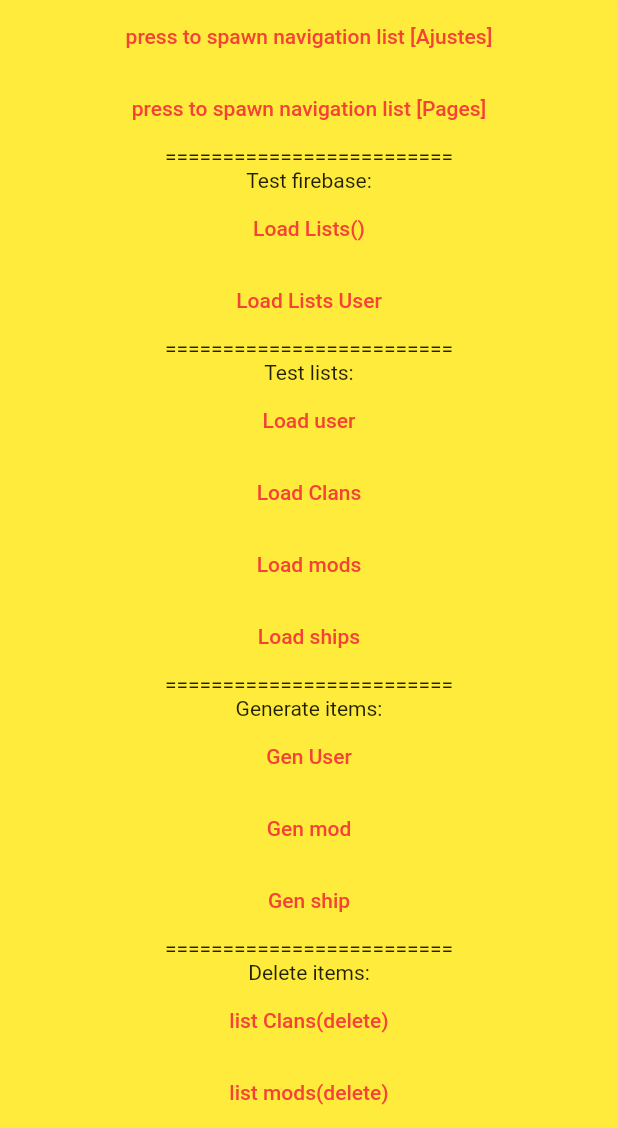
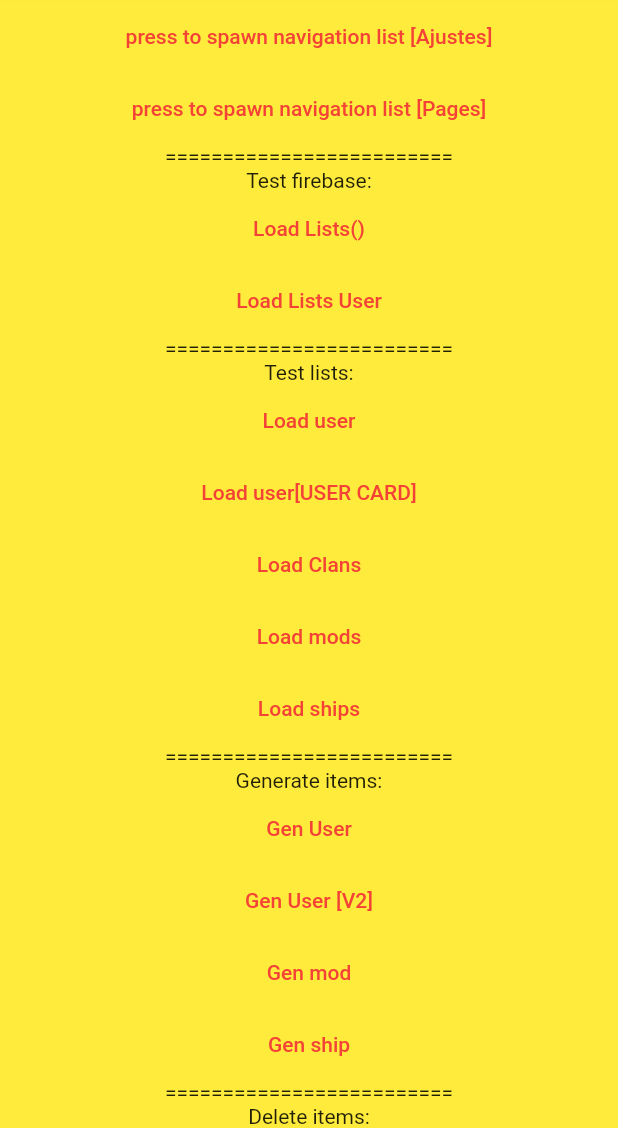
Before and after one commit to PolGarciaBlanch/star_fighter, a Flutter app: the screen it shows after launch, after a tap on "Gen User", on a phone screen of 412 x 824 dp, the part 108-1236 px from its top. Run offline on Flutter 3.47's test engine with Material 2 defaults, Android fonts, the phone set to English and light mode, and no system bars; our stand-ins replace firebase_auth, firebase_core, firebase_database, flutter_compass, image_picker and 1 more; missing offline and left inert: cloudinary_sdk, dart:ffi, flutter_osm_plugin, mobile_scanner; accounts and stored records are empty; network calls fail.

```diff
--- a/lib/Pantallas/pant_developer_test.dart
+++ b/lib/Pantallas/pant_developer_test.dart
@@ -1,3 +1,5 @@
+import 'dart:math';
+
 import 'package:firebase_core/firebase_core.dart';
 import 'package:flutter/cupertino.dart';
 import 'package:flutter/material.dart';
@@ -28,9 +30,10 @@ class PantDev extends StatefulWidget {
 }
 
 class _PantDevState extends State<PantDev> {
-  DialogLists dList = new DialogLists();
-  CardBuilder cBuilder = new CardBuilder();
-  ImagePickerLib imgLib = new ImagePickerLib();
+  int i = 90000100;
+  DialogLists dList = DialogLists();
+  CardBuilder cBuilder = CardBuilder();
+  ImagePickerLib imgLib = ImagePickerLib();
   List<NavOpt> navOpt = listNavOpt;
   List<NavOpt> item = [];
 
@@ -98,6 +101,13 @@ class _PantDevState extends State<PantDev> {
                     child: Text("Load user")),
                 TextButton(
                     onPressed: () {
+                      dList.GenerateGenericList(context, fd.listUser,
+                          fd.listUser, dList.test, cBuilder.UserCard);
+                      print("lol");
+                    },
+                    child: Text("Load user[USER CARD]")),
+                TextButton(
+                    onPressed: () {
                       dList.GenerateGenericList(context, fd.listClan,
                           fd.listClan, dList.test, cBuilder.TextCard);
                       print("lol");
@@ -127,6 +137,15 @@ class _PantDevState extends State<PantDev> {
                       fd.NewObjWithKey(a, "users/", "fffffff");
                     },
                     child: Text("Gen User")),
+                TextButton(
+                    onPressed: () {
+                      User k = User.genUser();
+                      k.id = i.toString();
+                      i += 1000;
+                      k.NewUserInstance(k);
+                      //fd.NewObj(a, "users/");
+                    },
+                    child: Text("Gen User [V2]")),
                 TextButton(onPressed: () {}, child: Text("Gen mod")),
                 TextButton(onPressed: () {}, child: Text("Gen ship")),
                 Text("========================="),
--- a/lib/control/image_api.dart
+++ b/lib/control/image_api.dart
@@ -10,6 +10,9 @@ class ImageApi {
   final Cloudinary cloudinary =
       Cloudinary(cloudinaryApiKey, cloudinaryApiSecret, cloudinaryCloudName);
   final String initUrl = "";
+
+  static String URL =
+      "https://res.cloudinary.com/didy88ckl/image/upload/v1648893757/Images/Clan/key.jpg";
 
   //RUTAS
   static String pUser = "Images/Profile";
--- a/lib/main.dart
+++ b/lib/main.dart
@@ -6,6 +6,7 @@ import 'package:star_fighter/Pantallas/pant_developer_test.dart';
 import 'package:star_fighter/Pantallas/pantalla_carga.dart';
 import 'package:star_fighter/Pantallas/pantalla_crear_usr.dart';
 import 'package:star_fighter/Pantallas/pantalla_login.dart';
+import 'package:star_fighter/obj/obj_user.dart';
 import 'Pantallas/pant_nav.dart';
 import 'Pantallas/pantalla_perfil.dart';
 import 'Pantallas/pantalla_principal.dart';
@@ -37,6 +38,8 @@ class MyApp extends StatelessWidget {
     AssetImage imgLogo = const AssetImage('assets/img/AppLogo.png');
     AssetImage imgBackground = const AssetImage('assets/img/backGround.jpg');
     AssetImage imgShip = const AssetImage('assets/img/xWing.png');
+
+    User loggedUser;
     return MaterialApp(
       title: 'Star Fighter',
       theme: ThemeData(
@@ -45,9 +48,7 @@ class MyApp extends StatelessWidget {
 
       initialRoute: 'pantalla_developer',
 
-
       //initialRoute: 'pantalla_carga',
-
 
       //initialRoute: 'PantNav',
 
@@ -60,16 +61,12 @@ class MyApp extends StatelessWidget {
         'pantalla_developer': (BuildContext) => PantDev(),
         'confPerfil': (BuildContext) => PantallaPerfil(),
         'PantNav': (BuildContext) => PantNav(lista: "Ajustes"),
-
         'pantalla_login': (BuildContext context) => const Login(),
         'pantalla_crea_usr': (BuildContext context) => const Create(),
-
         'pantalla_principal': (BuildContext context) => PantallaPrincipal(),
-
         'pantalla_testeo': (BuildContext context) => PantallaTesteo(),
-        //'pantalla_qrView': (BuildContext context) => QRView(),
-        //'pnatalla_qrShow': (BuildContext context) => QRShow(),
-
+        'pantalla_qrView': (BuildContext context) => QRView(),
+        'pnatalla_qrShow': (BuildContext context) => QRShow(),
         'login_temp': (BuildContext context) => PantallaCarga(
               backGround: imgBackground,
               imgTop: imgLogo,
--- a/lib/obj/card_builder.dart
+++ b/lib/obj/card_builder.dart
@@ -1,8 +1,13 @@
 import 'package:flutter/cupertino.dart';
 import 'package:star_fighter/widgets/listas/cards/card_text.dart';
+import 'package:star_fighter/widgets/listas/cards/card_user.dart';
 
 class CardBuilder {
   TextCard(Object obj) {
     return CardText(obj: obj);
   }
+
+  UserCard(Object obj) {
+    return CardUser(obj: obj);
+  }
 }
--- a/lib/obj/obj_user.dart
+++ b/lib/obj/obj_user.dart
@@ -1,6 +1,4 @@
-import 'dart:convert';
-
-import 'package:flutter/cupertino.dart';
+import 'package:star_fighter/control/firabase_data.dart';
 import 'package:star_fighter/obj/obj_clans.dart';
 import 'package:star_fighter/obj/obj_custom.dart';
 import 'package:star_fighter/obj/obj_mods.dart';
@@ -31,25 +29,33 @@ class User {
     required this.modules,
   });
   static User fromDatabaseJson(Map<String, dynamic> data, String id) {
+    print("voice:" + id);
     List<String> _clan = [];
-    List<Object?> clan_le = data['friends'];
+    if (data.containsKey('clan')) {
+      List<Object?> clan_le = data['clan'];
       for (var i = 0; i < clan_le.length; i++) {
-      _clan.add(data['friends'][i]);
+        _clan.add(data['clan'][i]);
+      }
     }
 
     List<String> _friends = [];
-    List<Object?> fre_le = data['friends'];
-    for (var i = 0; i < fre_le.length; i++) {
+    if (data.containsKey('friends')) {
+      List<Object?> frie_le = data['friends'];
+      for (var i = 0; i < frie_le.length; i++) {
         _friends.add(data['friends'][i]);
       }
+    }
 
-    List<String> _mods = [];
-    List<Object?> mod_le = data['modules'];
-    for (var i = 0; i < mod_le.length; i++) {
-      _mods.add(data['modules'][i]);
+    List<String> _modules = [];
+    if (data.containsKey('modules')) {
+      List<Object?> modules_le = data['modules'];
+      for (var i = 0; i < modules_le.length; i++) {
+        _modules.add(data['modules'][i]);
+      }
     }
 
     List<Custom> custom = [];
+    if (data.containsKey('ships')) {
       var b = data["ships"];
       List<Object?> a = data["ships"];
       for (var i = 0; i < a.length; i++) {
@@ -57,30 +63,52 @@ class User {
         Map d = b[i];
 
         List<String> _mods = [];
-      List<Object?> mod_le = d['modules'];
+        if (data.containsKey('mods')) {
+          List<Object?> mod_le = d['mods'];
           for (var i = 0; i < mod_le.length; i++) {
-        _mods.add(data['modules'][i]);
+            _mods.add(d['mods'][i]);
+          }
         }
 
         /*Map f = d["mods"];
       var mods = d['images'].map((innerMap) => innerMap['mods']).toList();*/
         print(d["alias"].toString());
-      custom.add(new Custom(ship: d["ship"], alias: d["alias"], mods: _mods));
+        custom.add(Custom(ship: d["ship"], alias: d["alias"], mods: _mods));
+      }
     }
     //Map<dynamic, dynamic> z = data["ships"];
+    String name = "!No Name";
+    if (data.containsKey('name')) {
+      name = data['name'];
+    }
+    String surname = "!No Surname";
+    if (data.containsKey('surname')) {
+      surname = data['surname'];
+    }
+    String alias = "!No Alias";
+    if (data.containsKey('alias')) {
+      alias = data['alias'];
+    }
 
-    List<String> modues = [];
-    print("echo");
+    int lvl = 0;
+    if (data.containsKey('lvl')) {
+      lvl = data['lvl'];
+    }
+    int credits = 0;
+    if (data.containsKey('credits')) {
+      credits = data['credits'];
+    }
+    print("echo:" + id);
     return User(
         id: id,
-        name: data['name'],
-        surname: data['surname'],
-        alias: data['alias'],
-        lvl: data['lvl'],
-        credits: data['credits'],
+        name: name,
+        surname: surname,
+        alias: alias,
+        lvl: lvl,
+        credits: credits,
         clan: _clan,
         friends: _friends,
-        modules: _mods,
+        modules: _modules,
         ships: custom);
   }
 
@@ -109,7 +137,8 @@ class User {
   //llama esta funcion para crear usuarios modifica nombres y lvl y has de poenr el id
 
   static User genUser() {
-    return new User(
+    List<String> friendList = [];
+    return User(
         id: "",
         name: "",
         surname: "",
@@ -117,70 +146,83 @@ class User {
         lvl: 0,
         credits: 100000,
         clan: [],
-        friends: [],
+        friends: friendList,
         ships: [],
         modules: []);
   }
 
-  //friends
-  static AddFirends(User user, User friend) {
-    user.friends.add(friend.id);
+  FirebaseData firebase = FirebaseData();
+
+  NewUserInstance(User user) {
+    firebase.NewObjWithKey(user.toDatabaseJson(), firebase.user, user.id);
   }
 
-  static RemoveFriend(User user, User friend) {
+  //friends
+  AddFirends(User user, User friend) {
+    user.friends.add(friend.id);
+    firebase.ReplaceObj(user.toDatabaseJson(), firebase.user, user.id);
+  }
+
+  RemoveFriend(User user, User friend) {
     user.friends.remove(friend.id);
+    firebase.ReplaceObj(user.toDatabaseJson(), firebase.user, user.id);
   }
 
   //clans
-  static RequestJoinClan(User user, Clan clan) {
+  RequestJoinClan(User user, Clan clan) {
     if (user.clan.isEmpty) {
       user.clan.add(clan.id);
     }
   }
 
-  static JoinClan(User user, Clan clan) {
+  JoinClan(User user, Clan clan) {
     if (user.clan.isEmpty) {
       user.clan.add(clan.id);
     }
   }
 
-  static LeaveClan(User user, Clan clan) {
+  LeaveClan(User user, Clan clan) {
     user.clan.remove(clan.id);
   }
 
   //Add methods
-  static BuyShip(User user, Ship ship) {
+  BuyShip(User user, Ship ship) {
     //,{bool = false}
     user.credits = user.credits - ship.price;
     List<String> mods = [];
-    Custom s = new Custom(ship: ship.id, alias: ship.name, mods: mods);
+    Custom s = Custom(ship: ship.id, alias: ship.name, mods: mods);
     user.ships.add(s);
+    firebase.ReplaceObj(user.toDatabaseJson(), firebase.user, user.id);
   }
 
-  static BuyMod(User user, Mod mod) {
+  BuyMod(User user, Mod mod) {
     user.credits = user.credits - mod.price;
     user.modules.add(mod.id);
+    firebase.ReplaceObj(user.toDatabaseJson(), firebase.user, user.id);
   }
 
-  static RemoveModFromShip(Custom custom, Mod mod, User user) {
+  RemoveModFromShip(Custom custom, Mod mod, User user) {
     custom.mods.remove(mod.id);
     user.modules.add(mod.id);
+    firebase.ReplaceObj(user.toDatabaseJson(), firebase.user, user.id);
   }
 
-  static AddModToShip(Custom custom, Mod mod, User user) {
+  AddModToShip(Custom custom, Mod mod, User user) {
     user.modules.remove(mod.id);
     custom.mods.add(mod.id);
+    firebase.ReplaceObj(user.toDatabaseJson(), firebase.user, user.id);
   }
 
-  static UserSetShip(Custom custom, User user) {
+  UserSetShip(Custom custom, User user) {
     List<Custom> newList = [];
     newList.add(custom);
     user.ships.remove(custom);
     newList.addAll(user.ships);
     user.ships = newList;
+    firebase.ReplaceObj(user.toDatabaseJson(), firebase.user, user.id);
   }
 
-  static ScrapShip(Custom custom, User user) {
+  ScrapShip(Custom custom, User user) {
     int credits = 0;
     //get ship
     //get list of mods
@@ -194,11 +236,13 @@ class User {
     }
     user.credits = user.credits + (credits * 0.75).toInt();
     user.ships.remove(custom);
+    firebase.ReplaceObj(user.toDatabaseJson(), firebase.user, user.id);
   }
 
-  static ScrapMod(Mod mod, User user) {
+  ScrapMod(Mod mod, User user) {
     int value = (mod.price * 0.75).toInt();
     user.modules.remove(mod);
+    firebase.ReplaceObj(user.toDatabaseJson(), firebase.user, user.id);
   }
   //sell
 
```
Also changed, not shown: lib/widgets/image_card.dart (+33 -0 lines), lib/widgets/listas/cards/card_user.dart (+36 -0 lines), pubspec.lock. Lines whose indentation alone changed are shown as unchanged.
